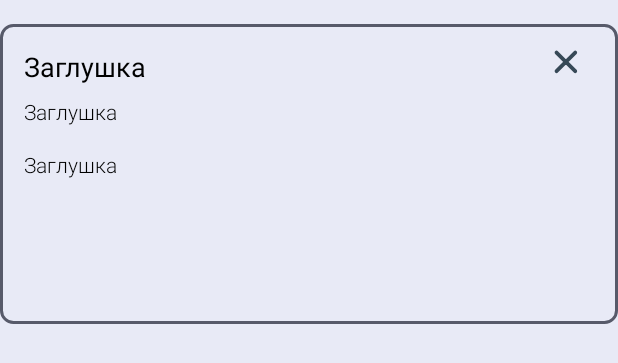
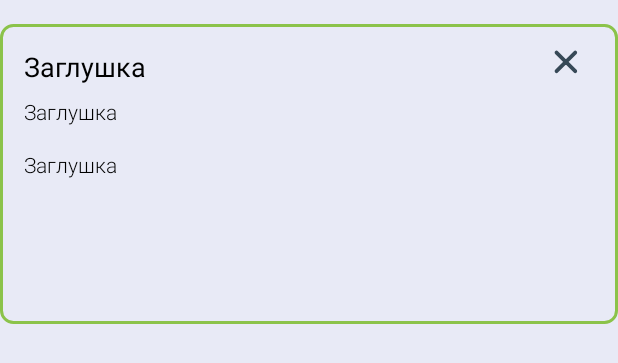
Before and after one commit to Imprarce/TestTaskNotes, an Android app: the layout item_note_recycler_view.xml on its own in the app's theme, with its tools: preview values and no code run, on a phone screen of 412 x 824 dp. Shown: the top 363 px of the screen. Run offline under Robolectric (Android 15) with nearby library versions, the phone set to English and light mode, and no system bars.

Commit message:
#5 feature-notes: New design for priority + hot fix

```diff
--- /dev/null
+++ b/feature-notes/src/main/res/drawable/custom_rectangle_note_first.xml
@@ -0,0 +1,9 @@
+<?xml version="1.0" encoding="utf-8"?>
+<shape xmlns:android="http://schemas.android.com/apk/res/android">
+
+    <stroke android:color="@color/first_priority"
+        android:width="@dimen/value_2_dp"/>
+
+    <corners android:radius="@dimen/value_8_dp"/>
+
+</shape>
--- a/feature-notes/src/main/res/drawable/custom_rectangle_note.xml
+++ b/feature-notes/src/main/res/drawable/custom_rectangle_note_fourth.xml
@@ -1,7 +1,7 @@
 <?xml version="1.0" encoding="utf-8"?>
 <shape xmlns:android="http://schemas.android.com/apk/res/android">
 
-    <stroke android:color="@color/dark_purple"
+    <stroke android:color="@color/fourth_priority"
         android:width="@dimen/value_2_dp"/>
 
     <corners android:radius="@dimen/value_8_dp"/>
--- a/feature-notes/src/main/res/layout/item_note_recycler_view.xml
+++ b/feature-notes/src/main/res/layout/item_note_recycler_view.xml
@@ -1,10 +1,11 @@
 <?xml version="1.0" encoding="utf-8"?>
 <androidx.constraintlayout.widget.ConstraintLayout xmlns:android="http://schemas.android.com/apk/res/android"
     xmlns:app="http://schemas.android.com/apk/res-auto"
+    android:id="@+id/constraintLayoutNote"
     android:layout_width="match_parent"
     android:layout_height="@dimen/value_200_dp"
     android:layout_marginTop="@dimen/value_16_dp"
-    android:background="@drawable/custom_rectangle_note">
+    android:background="@drawable/custom_rectangle_note_first">
 
     <TextView
         android:id="@+id/title_TextView"
```
Also changed, not shown: feature-notes/src/main/java/com/imprarce/android/feature_notes/adapter/NoteAdapter.kt (+28 -2 lines), feature-notes/src/main/java/com/imprarce/android/feature_notes/addnote/AddNoteFragment.kt (+12 -8 lines), feature-notes/src/main/java/com/imprarce/android/feature_notes/utils/ThemeUtils.kt (added, +11 -0 lines), feature-notes/src/main/res/drawable/custom_rectangle_note_fifth.xml (added, +9 -0 lines), feature-notes/src/main/res/drawable/custom_rectangle_note_second.xml (added, +9 -0 lines), feature-notes/src/main/res/drawable/custom_rectangle_note_third.xml (added, +9 -0 lines), feature-notes/src/main/res/values/colors.xml (+7 -0 lines), feature-notes/src/main/res/values/dimens.xml (+7 -8 lines), 2 other files.
